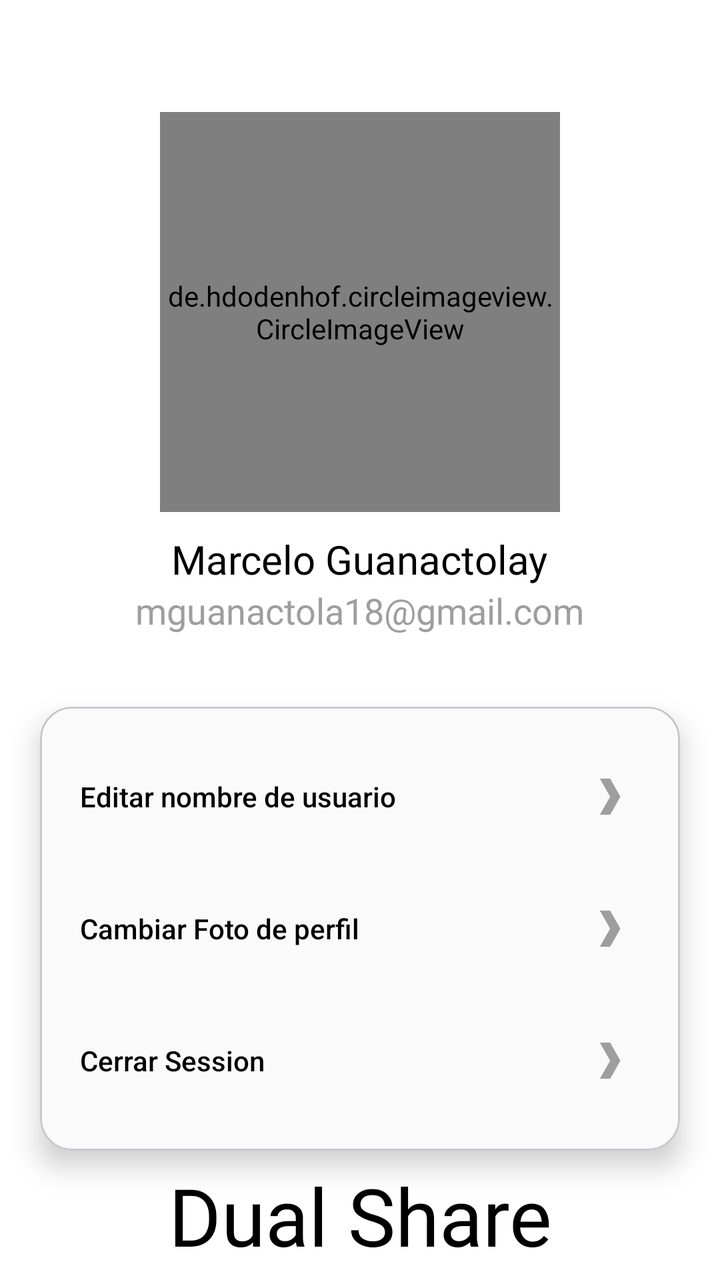
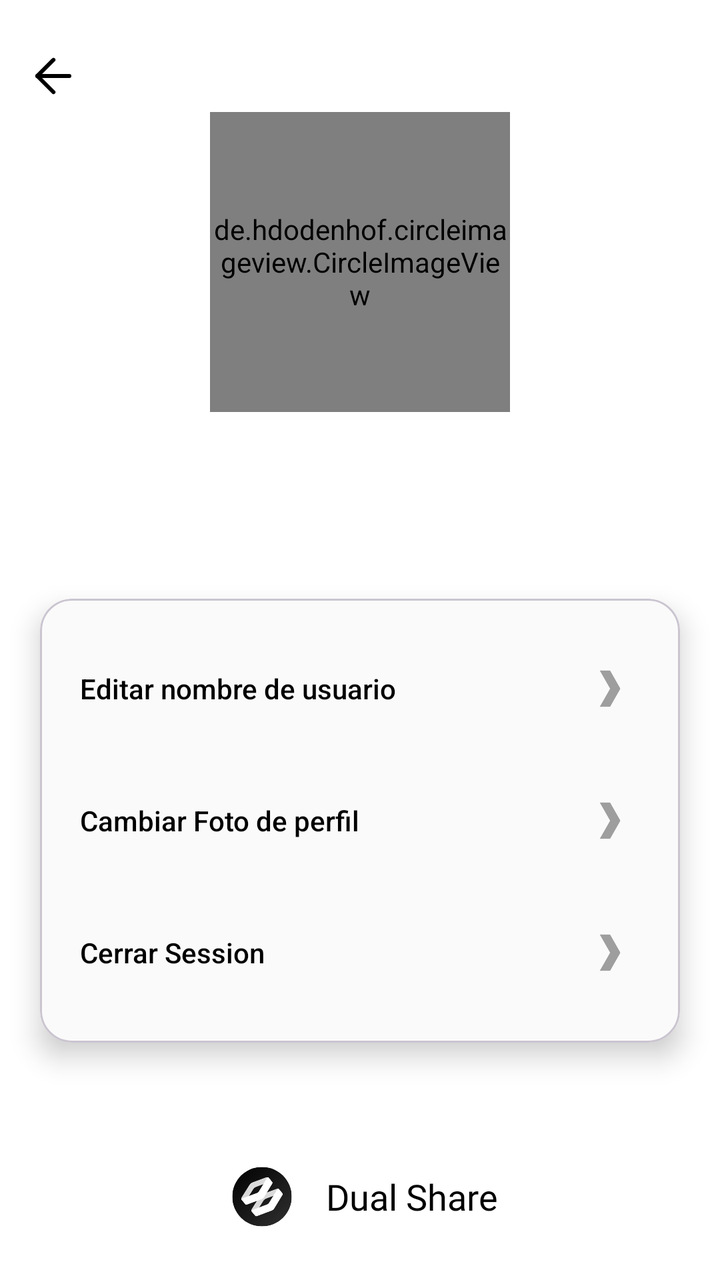

Before-and-after screenshots of an Android layout around one commit, followed by the original layout XML and the change that was made.
<!-- AndroidManifest.xml: application theme Theme.DualShare -->
<!-- res/layout/activity_edit_profile.xml -->
<?xml version="1.0" encoding="utf-8"?>
<androidx.constraintlayout.widget.ConstraintLayout xmlns:android="http://schemas.android.com/apk/res/android"
    xmlns:app="http://schemas.android.com/apk/res-auto"
    xmlns:tools="http://schemas.android.com/tools"
    android:layout_width="match_parent"
    android:layout_height="match_parent">

    
    <LinearLayout
        android:id="@+id/linearLayout2"
        android:layout_width="wrap_content"
        android:layout_height="wrap_content"
        android:layout_marginTop="40dp"
        android:gravity="center"
        android:orientation="vertical"
        android:padding="16dp"
        app:layout_constraintEnd_toEndOf="parent"
        app:layout_constraintStart_toStartOf="parent"
        app:layout_constraintTop_toTopOf="parent">

        <de.hdodenhof.circleimageview.CircleImageView
            android:id="@+id/imgProfile"
            android:layout_width="200dp"
            android:layout_height="200dp"
            android:src="@drawable/dog" />

        <TextView
            android:id="@+id/tvNameUser"
            android:layout_width="wrap_content"
            android:layout_height="wrap_content"
            android:layout_marginTop="10dp"
            android:fontFamily="@font/quicksand_bold"
            android:text="Marcelo Guanactolay"
            android:textColor="@color/black"
            android:textSize="20dp" />

        <LinearLayout
            android:layout_width="wrap_content"
            android:layout_height="wrap_content"
            android:orientation="horizontal">
            <TextView
                android:id="@+id/txtGmail"
                android:layout_width="wrap_content"
                android:layout_height="wrap_content"
                android:fontFamily="@font/quicksand_bold"
                android:text="mguanactola18@gmail.com"
                android:textColor="@color/medium_gray"
                android:textSize="18dp" />

        </LinearLayout>
    </LinearLayout>


    
    <com.google.android.material.card.MaterialCardView
        android:id="@+id/materialCardView"
        android:layout_width="0dp"
        android:layout_height="wrap_content"
        android:layout_margin="20dp"
        android:backgroundTint="@color/ultra_ligth_gray"
        app:cardCornerRadius="16dp"
        app:cardElevation="8dp"
        app:layout_constraintEnd_toEndOf="parent"
        app:layout_constraintStart_toStartOf="parent"
        app:layout_constraintTop_toBottomOf="@+id/linearLayout2">

        <LinearLayout
            android:layout_width="match_parent"
            android:layout_height="wrap_content"
            android:background="@android:color/transparent"
            android:orientation="vertical"
            android:padding="20dp">

            <androidx.appcompat.widget.AppCompatButton
                android:id="@+id/btnName"
                android:layout_width="match_parent"
                android:layout_height="50dp"
                android:layout_marginBottom="16dp"
                android:background="@android:color/transparent"
                android:drawableRight="@drawable/arrow"
                android:drawablePadding="12dp"
                android:text="Editar nombre de usuario"
                android:textAlignment="viewStart"
                android:textAllCaps="false"
                android:textColor="@android:color/black" />

            <androidx.appcompat.widget.AppCompatButton
                android:id="@+id/btnGoogle"
                android:layout_width="match_parent"
                android:layout_height="50dp"
                android:layout_marginBottom="16dp"
                android:background="@android:color/transparent"
                android:drawableRight="@drawable/arrow"
                android:drawablePadding="12dp"
                android:text="Cambiar Foto de perfil"
                android:textAlignment="viewStart"
                android:textAllCaps="false"
                android:textColor="@android:color/black" />

            <androidx.appcompat.widget.AppCompatButton
                android:id="@+id/btnPhotoProfile"
                android:layout_width="match_parent"
                android:layout_height="50dp"
                android:background="@android:color/transparent"
                android:drawableRight="@drawable/arrow"
                android:drawablePadding="12dp"
                android:text="Cerrar Session"
                android:textAlignment="viewStart"
                android:textAllCaps="false"
                android:textColor="@android:color/black" />

        </LinearLayout>

    </com.google.android.material.card.MaterialCardView>

    <TextView
        android:id="@+id/textView4"
        android:layout_width="wrap_content"
        android:layout_height="wrap_content"
        android:text="Dual Share"
        android:fontFamily="@font/stack_sans_notch_medium"
        android:textSize="40dp"
        android:textColor="@color/black"
        app:layout_constraintBottom_toBottomOf="parent"
        app:layout_constraintEnd_toEndOf="parent"
        app:layout_constraintStart_toStartOf="parent"
        app:layout_constraintTop_toBottomOf="@+id/materialCardView" />


</androidx.constraintlayout.widget.ConstraintLayout>
<!-- resources referenced by this layout -->
<resources>
  <color name="black">
          #FF000000
      </color>
  <color name="medium_gray">
          #9E9E9E
      </color>
  <color name="ultra_ligth_gray">
          #FAFAFA
      </color>
  <!-- drawable dog: jpg bitmap (drawable, 80164 bytes) -->
  <style name="Theme.DualShare" parent="Theme.Material3.Light.NoActionBar">
  
          <item name="android:windowIsTranslucent">true</item>
          
          
          <item name="colorPrimary">@color/bright_sky_blue</item>
          <item name="colorOnPrimary">@color/white</item>
          <item name="colorPrimaryContainer">@color/bright_sky_blue</item>
  
          
          <item name="colorSecondary">@color/teal_200</item>
          <item name="colorOnSecondary">@color/black</item>
  
          
          <item name="colorSurface">@color/white</item>
          <item name="colorSurfaceVariant">@color/ultra_ligth_gray</item>
          <item name="colorOnSurface">@color/black</item>
          <item name="colorSurfaceContainer">@color/white</item>
          <item name="colorSurfaceContainerHigh">@color/white</item>
  
          
          <item name="android:statusBarColor">@color/white</item>
          <item name="android:windowLightStatusBar">true</item>
  
          <item name="android:navigationBarColor">@color/white</item>
          <item name="android:windowLightNavigationBar">true</item>
  
          
          <item name="android:windowBackground">@color/white</item>
  
          
          <item name="colorOutline">@color/light_gray</item>
          <item name="android:shadowColor">@color/light_gray</item>
  
      </style>
  <color name="bright_sky_blue">
          #17BEEC
      </color>
  <color name="white">
          #FFFFFFFF
      </color>
  <color name="teal_200">
          #FF03DAC5
      </color>
  <color name="light_gray">
          #F2F2F2
      </color>
  <!-- unchanged entries left out for length: 1 -->
</resources>

<!-- the commit's change to res/layout/activity_edit_profile.xml (unified diff, before → after) -->
@@ -20,17 +20,19 @@
 
         <de.hdodenhof.circleimageview.CircleImageView
             android:id="@+id/imgProfile"
-            android:layout_width="200dp"
-            android:layout_height="200dp"
-            android:src="@drawable/dog" />
+            android:layout_width="150dp"
+            android:layout_height="150dp"
+            android:scaleType="centerCrop"
+            app:civ_border_color="@color/black"
+            app:civ_border_width="2dp" />
 
         <TextView
-            android:id="@+id/tvNameUser"
+            android:id="@+id/txtNameUser"
             android:layout_width="wrap_content"
             android:layout_height="wrap_content"
             android:layout_marginTop="10dp"
             android:fontFamily="@font/quicksand_bold"
-            android:text="Marcelo Guanactolay"
+            android:text=""
             android:textColor="@color/black"
             android:textSize="20dp" />
 
@@ -38,14 +40,15 @@
             android:layout_width="wrap_content"
             android:layout_height="wrap_content"
             android:orientation="horizontal">
+
             <TextView
                 android:id="@+id/txtGmail"
                 android:layout_width="wrap_content"
                 android:layout_height="wrap_content"
                 android:fontFamily="@font/quicksand_bold"
-                android:text="mguanactola18@gmail.com"
+                android:text=""
                 android:textColor="@color/medium_gray"
-                android:textSize="18dp" />
+                android:textSize="15dp" />
 
         </LinearLayout>
     </LinearLayout>
@@ -75,6 +78,7 @@
                 android:id="@+id/btnName"
                 android:layout_width="match_parent"
                 android:layout_height="50dp"
+
                 android:layout_marginBottom="16dp"
                 android:background="@android:color/transparent"
                 android:drawableRight="@drawable/arrow"
@@ -85,7 +89,7 @@
                 android:textColor="@android:color/black" />
 
             <androidx.appcompat.widget.AppCompatButton
-                android:id="@+id/btnGoogle"
+                android:id="@+id/btnPhoto"
                 android:layout_width="match_parent"
                 android:layout_height="50dp"
                 android:layout_marginBottom="16dp"
@@ -98,7 +102,7 @@
                 android:textColor="@android:color/black" />
 
             <androidx.appcompat.widget.AppCompatButton
-                android:id="@+id/btnPhotoProfile"
+                android:id="@+id/btnLogOut"
                 android:layout_width="match_parent"
                 android:layout_height="50dp"
                 android:background="@android:color/transparent"
@@ -113,18 +117,47 @@
 
     </com.google.android.material.card.MaterialCardView>
 
-    <TextView
-        android:id="@+id/textView4"
-        android:layout_width="wrap_content"
-        android:layout_height="wrap_content"
-        android:text="Dual Share"
-        android:fontFamily="@font/stack_sans_notch_medium"
-        android:textSize="40dp"
-        android:textColor="@color/black"
+    <LinearLayout
+        android:id="@+id/header"
+        android:layout_width="0dp"
+        android:layout_height="60dp"
+        android:gravity="center"
+        android:orientation="horizontal"
         app:layout_constraintBottom_toBottomOf="parent"
         app:layout_constraintEnd_toEndOf="parent"
+        app:layout_constraintHorizontal_bias="0.0"
         app:layout_constraintStart_toStartOf="parent"
-        app:layout_constraintTop_toBottomOf="@+id/materialCardView" />
+        app:layout_constraintTop_toBottomOf="@+id/materialCardView"
+        app:layout_constraintVertical_bias="0.799">
+
+        <ImageView
+            android:layout_width="40dp"
+            android:layout_height="40dp"
+            android:src="@drawable/icon_background_black" />
+
+        <TextView
+            android:layout_width="wrap_content"
+            android:layout_height="wrap_content"
+            android:layout_marginStart="12dp"
+            android:fontFamily="@font/stack_sans_notch_medium"
+            android:text="Dual Share"
+            android:textColor="@color/black"
+            android:textSize="18sp" />
+    </LinearLayout>
+
+    <ImageButton
+        android:id="@+id/imageButton"
+        android:layout_width="30dp"
+        android:layout_height="30dp"
+        android:layout_marginTop="40dp"
+        android:background="@android:color/transparent"
+        app:layout_constraintBottom_toTopOf="@+id/linearLayout2"
+        app:layout_constraintEnd_toStartOf="@+id/linearLayout2"
+        app:layout_constraintHorizontal_bias="0.198"
+        app:layout_constraintStart_toStartOf="parent"
+        app:layout_constraintTop_toTopOf="parent"
+        app:layout_constraintVertical_bias="0.571"
+        app:srcCompat="@drawable/back" />
 
 
 </androidx.constraintlayout.widget.ConstraintLayout>
<!-- resource entries referenced after the edit -->
@@ -9,15 +9,46 @@
   <color name="ultra_ligth_gray">
           #FAFAFA
       </color>
-  <!-- drawable dog: jpg bitmap (drawable, 80164 bytes) -->
+  <!-- drawable back (drawable) -->
+  <vector xmlns:android="http://schemas.android.com/apk/res/android"
+      android:width="18dp"
+      android:height="20dp"
+      android:viewportWidth="18"
+      android:viewportHeight="20">
+    <path
+        android:pathData="M17,10L1,10"
+        android:strokeLineJoin="round"
+        android:strokeWidth="2"
+        android:fillColor="#00000000"
+        android:strokeColor="#000000"
+        android:fillType="evenOdd"
+        android:strokeLineCap="round"/>
+    <path
+        android:pathData="M1,10L9.062,1.938"
+        android:strokeLineJoin="round"
+        android:strokeWidth="2"
+        android:fillColor="#00000000"
+        android:strokeColor="#000000"
+        android:fillType="evenOdd"
+        android:strokeLineCap="round"/>
+    <path
+        android:pathData="M1,10L9.062,18.062"
+        android:strokeLineJoin="round"
+        android:strokeWidth="2"
+        android:fillColor="#00000000"
+        android:strokeColor="#000000"
+        android:fillType="evenOdd"
+        android:strokeLineCap="round"/>
+  </vector>
+  <!-- drawable icon_background_black: vector/xml drawable (drawable, 14388 chars, omitted) -->
   <style name="Theme.DualShare" parent="Theme.Material3.Light.NoActionBar">
   
           <item name="android:windowIsTranslucent">true</item>
+  
           
-          
-          <item name="colorPrimary">@color/bright_sky_blue</item>
+          <item name="colorPrimary">@color/black</item>
           <item name="colorOnPrimary">@color/white</item>
-          <item name="colorPrimaryContainer">@color/bright_sky_blue</item>
+          <item name="colorPrimaryContainer">@color/white</item>
   
           
           <item name="colorSecondary">@color/teal_200</item>
@@ -35,7 +66,6 @@
           <item name="android:windowLightStatusBar">true</item>
   
           <item name="android:navigationBarColor">@color/white</item>
-          <item name="android:windowLightNavigationBar">true</item>
   
           
           <item name="android:windowBackground">@color/white</item>
@@ -45,9 +75,6 @@
           <item name="android:shadowColor">@color/light_gray</item>
   
       </style>
-  <color name="bright_sky_blue">
-          #17BEEC
-      </color>
   <color name="white">
           #FFFFFFFF
       </color>
